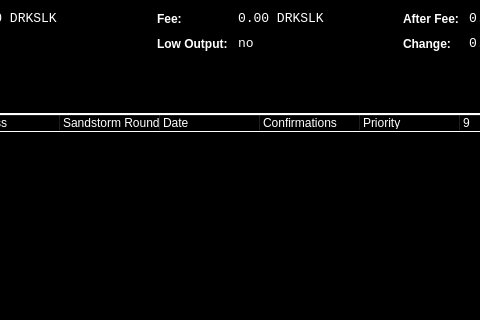
This is src/qt/forms/coincontroldialog.ui in waffle-iron/DarkSilk-Release-Candidate as Qt 5 draws it before an edit; both pictures show x 352 to 832 and y 0 to 320 of the 1000 by 500 pixel window. The edited form follows.
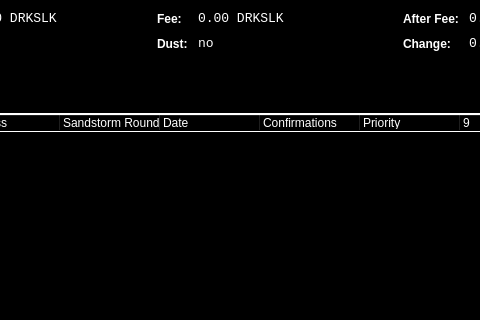
This is the edited form. Custom widgets are drawn as their Qt base class.

What changed in the file:
```diff
--- a/src/qt/forms/coincontroldialog.ui
+++ b/src/qt/forms/coincontroldialog.ui
@@ -242,7 +242,7 @@
           <string notr="true">font-weight:bold;</string>
          </property>
          <property name="text">
-          <string>Low Output:</string>
+          <string>Dust:</string>
          </property>
         </widget>
        </item>
```
